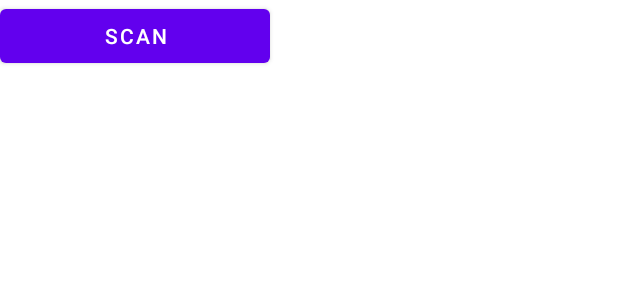
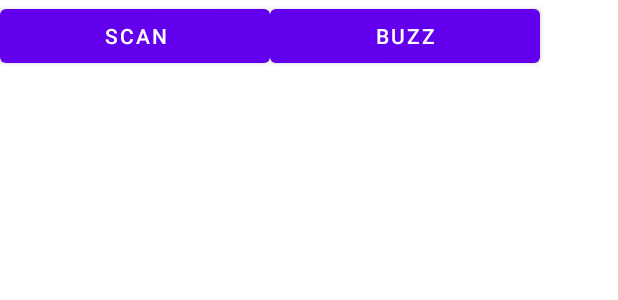
Before and after one commit to ECE492CHDS1/CHDS, an Android app: the layout activity_main.xml on its own in the app's theme, with its tools: preview values and no code run, on a phone screen of 412 x 824 dp. Shown: the top 300 px of the screen. Run offline under Robolectric (Android 15) with nearby library versions, the phone set to English and light mode, and no system bars.

Commit message:
added button to send alert to haptic device

```diff
--- a/SW/app/src/main/res/layout/activity_main.xml
+++ b/SW/app/src/main/res/layout/activity_main.xml
@@ -17,6 +17,11 @@
             android:layout_width="180dp"
             android:layout_height="wrap_content"
             android:text="Scan" />
+        <Button
+            android:id="@+id/send_alert"
+            android:layout_width="180dp"
+            android:layout_height="wrap_content"
+            android:text="Buzz" />
 
     </LinearLayout>
 
```
Also changed, not shown: SW/app/src/main/java/com/chds/socialdistancingdetector/MainActivity.java (+33 -2 lines).
